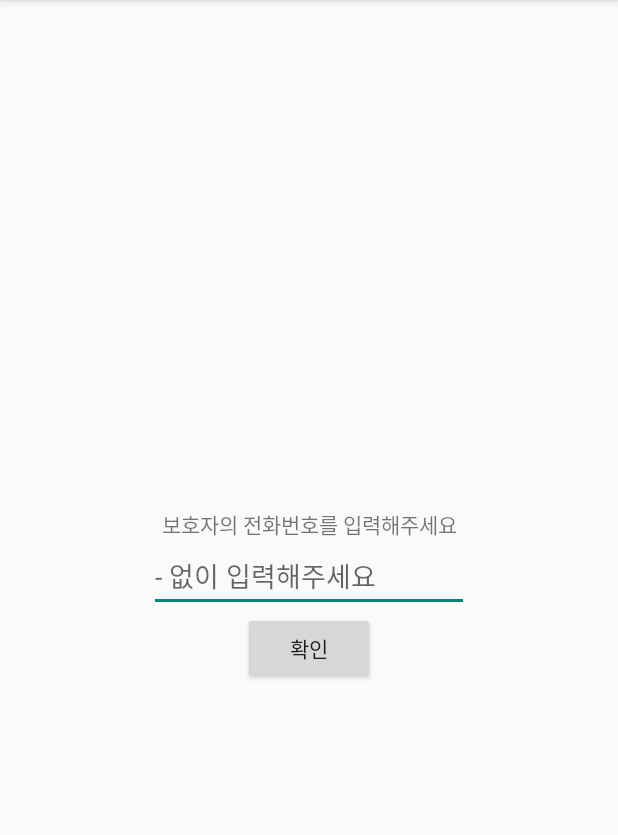
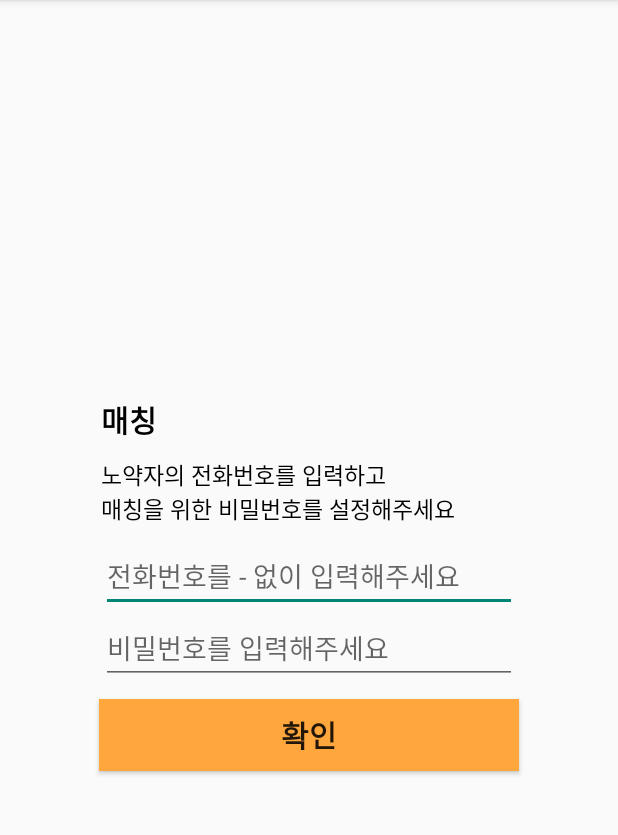
Before and after one commit to CSID-DGU/2023-2-SCS4031-01-introverted_elephant, an Android app: the MasterStartActivity screen opened directly, with no data from a screen before it, on a phone screen of 412 x 824 dp, the part 84-919 px from its top. Run offline under Robolectric (Android 15) with nearby library versions, the phone set to English and light mode, and no system bars; our stand-ins replace Firebase (no records; nobody signed in at launch, a user with empty details on screens opened directly).

Commit message:
Edit 매칭 디자인 적용

```diff
--- a/2023-2-SCS4031-01-introverted_elephant-lyb/app/src/main/res/layout/activity_master_start.xml
+++ b/2023-2-SCS4031-01-introverted_elephant-lyb/app/src/main/res/layout/activity_master_start.xml
@@ -6,33 +6,65 @@
     android:layout_height="match_parent"
     tools:context=".start.MasterStartActivity">
 
+    <TextView
+        android:id="@+id/matchingTitle"
+        android:layout_width="wrap_content"
+        android:layout_height="wrap_content"
+        android:text="매칭"
+        android:textColor="@color/black"
+        android:textSize="20dp"
+        android:layout_marginBottom="10dp"
+        android:textStyle="bold"
+        android:layout_marginEnd="10dp"
+        app:layout_constraintBottom_toTopOf="@+id/textView6"
+        app:layout_constraintLeft_toLeftOf="@+id/masterStartEditText"/>
+
+    <TextView
+        android:id="@+id/textView6"
+        android:layout_width="wrap_content"
+        android:layout_height="wrap_content"
+        android:text="노약자의 전화번호를 입력하고\n매칭을 위한 비밀번호를 설정해주세요"
+        android:textSize="15dp"
+        android:textColor="@color/black"
+        android:layout_marginBottom="10dp"
+        app:layout_constraintBottom_toTopOf="@+id/masterStartEditText"
+        app:layout_constraintStart_toStartOf="@+id/masterStartEditText" />
+
+    <EditText
+        android:id="@+id/masterStartEditText"
+        android:layout_width="wrap_content"
+        android:layout_height="wrap_content"
+        android:ems="13"
+        android:inputType="text"
+        android:hint="전화번호를 - 없이 입력해주세요"
+        app:layout_constraintBottom_toBottomOf="parent"
+        app:layout_constraintEnd_toEndOf="parent"
+        app:layout_constraintStart_toStartOf="parent"
+        app:layout_constraintTop_toTopOf="parent" />
+
+    <EditText
+        android:id="@+id/passwordEditText"
+        android:layout_width="wrap_content"
+        android:layout_height="wrap_content"
+        android:ems="13"
+        android:hint="비밀번호를 입력해주세요"
+        android:inputType="textPassword"
+        app:layout_constraintLeft_toLeftOf="@+id/masterStartEditText"
+        app:layout_constraintTop_toBottomOf="@+id/masterStartEditText"/>
+
+
     <Button
         android:id="@+id/masterStartYesButton"
         android:layout_width="wrap_content"
         android:layout_height="wrap_content"
         android:text="확인"
+        android:textSize="20dp"
+        android:textStyle="bold"
+        android:background="@drawable/rect_orange"
+        android:ems="12"
+        android:layout_marginTop="10dp"
         app:layout_constraintEnd_toEndOf="@+id/masterStartEditText"
         app:layout_constraintStart_toStartOf="@+id/masterStartEditText"
-        app:layout_constraintTop_toBottomOf="@+id/masterStartEditText" />
+        app:layout_constraintTop_toBottomOf="@+id/passwordEditText" />
 
-    <EditText
-        android:id="@+id/masterStartEditText"
-        android:layout_width="wrap_content"
-        android:layout_height="wrap_content"
-        android:ems="10"
-        android:inputType="text"
-        android:hint="- 없이 입력해주세요"
-        app:layout_constraintBottom_toBottomOf="parent"
-        app:layout_constraintEnd_toEndOf="parent"
-        app:layout_constraintStart_toStartOf="parent"
-        app:layout_constraintTop_toTopOf="parent" />
-
-    <TextView
-        android:id="@+id/textView6"
-        android:layout_width="wrap_content"
-        android:layout_height="wrap_content"
-        android:text="보호자의 전화번호를 입력해주세요"
-        app:layout_constraintBottom_toTopOf="@+id/masterStartEditText"
-        app:layout_constraintEnd_toEndOf="@+id/masterStartEditText"
-        app:layout_constraintStart_toStartOf="@+id/masterStartEditText" />
 </androidx.constraintlayout.widget.ConstraintLayout>
```
